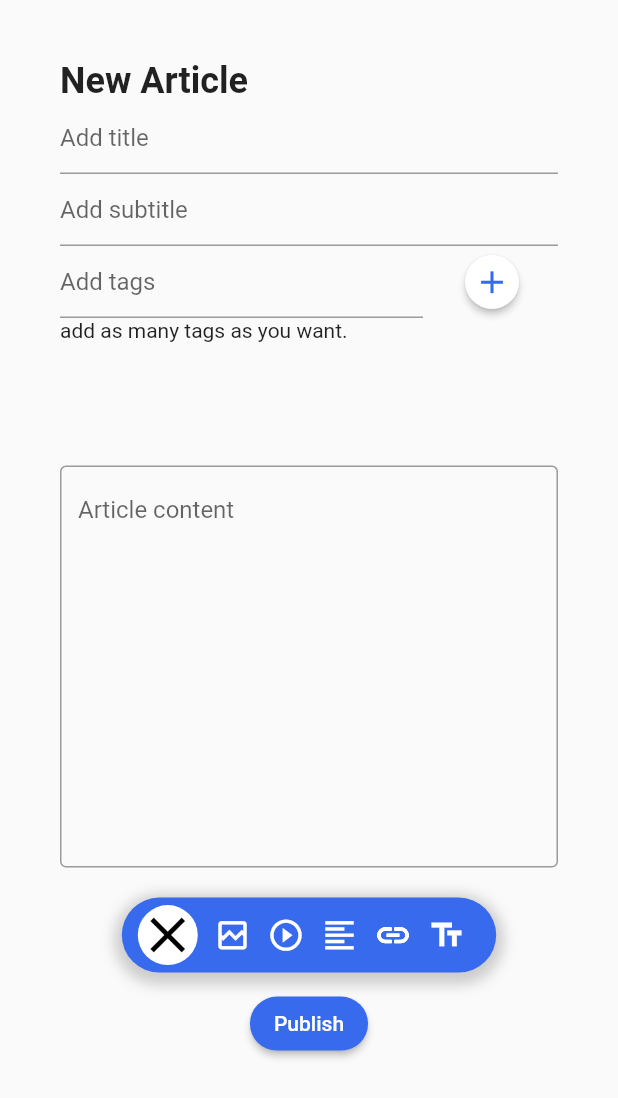
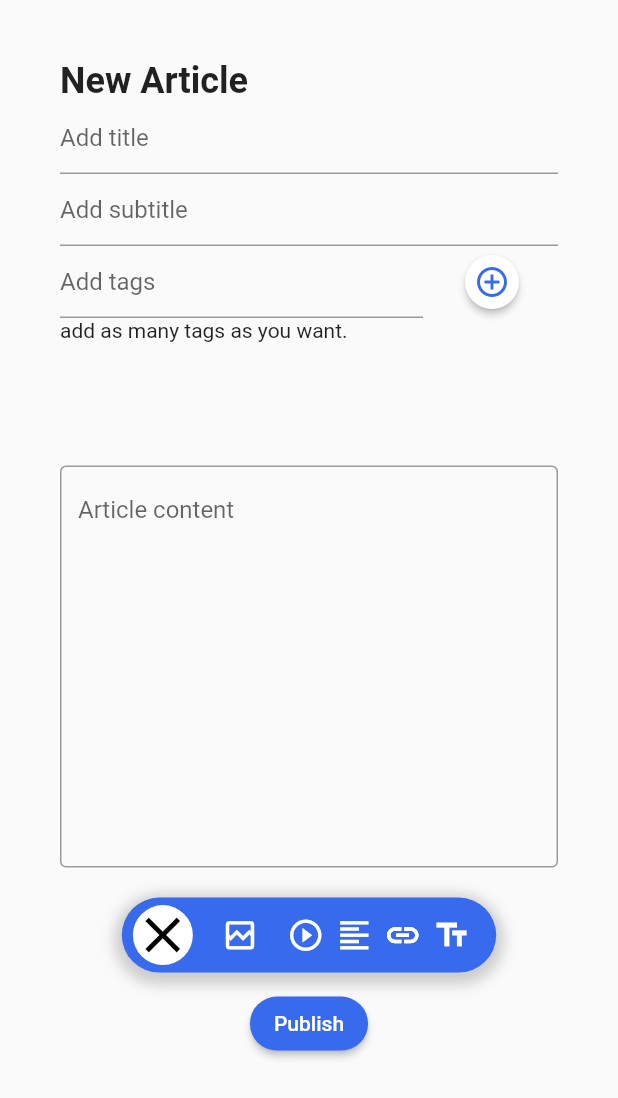
Before and after one commit to RealEskalate/Mobile-Practice, a Flutter app: the screen it shows after launch, on a phone screen of 412 x 824 dp. Shown: the top 1098 px of the screen. Run offline on Flutter 3.47's test engine with Material 2 defaults, Android fonts, the light colour scheme and no system bars; our stand-ins replace image_picker.

Commit message:
[mobile] added pick image feature

```diff
--- a/start_project_blog_g2/lib/screens/new_article.dart
+++ b/start_project_blog_g2/lib/screens/new_article.dart
@@ -1,4 +1,7 @@
+import 'dart:io';
+
 import 'package:flutter/material.dart';
+import 'package:image_picker/image_picker.dart';
 
 class NewArticlePage extends StatefulWidget {
   const NewArticlePage({Key? key, required this.title}) : super(key: key);
@@ -91,8 +94,8 @@ class _MyHomePageState extends State<NewArticlePage> {
                           elevation: 2.0,
                           fillColor: Colors.white,
                           hoverColor: Colors.black12,
-                          child: Icon(Icons.add,
-                              size: 25.0, color: Color(0xff376AED)),
+                          child: Icon(Icons.add_circle_outline_outlined,
+                              color: Color(0xff376AED)),
                           shape: const CircleBorder(),
                         ),
                       ],
@@ -147,8 +150,12 @@ class _MyHomePageState extends State<NewArticlePage> {
                               ),
                             ),
                             // add photo icon
-                            Container(
-                              child: Icon(
+                            IconButton(
+                              onPressed: (() {
+                                getImage();
+                                print("working");
+                              }),
+                              icon: Icon(
                                 Icons.broken_image_outlined,
                                 size: 25,
                                 color: Colors.white,
@@ -264,4 +271,16 @@ class _MyHomePageState extends State<NewArticlePage> {
       },
     );
   }
+
+  /// Get from gallery
+
+  final imagePicker = ImagePicker();
+  late File imageFile;
+
+  Future getImage() async {
+    var image = await imagePicker.getImage(source: ImageSource.gallery);
+    setState(() {
+      imageFile = File(image!.path);
+    });
+  }
 }
--- a/start_project_blog_g2/pubspec.yaml
+++ b/start_project_blog_g2/pubspec.yaml
@@ -38,6 +38,7 @@ dependencies:
   flutter_staggered_grid_view: ^0.6.1
   timeago: ^3.2.2
   skeleton_text: ^3.0.0
+  image_picker: ^0.8.5+3
 dev_dependencies:
   flutter_test:
     sdk: flutter
```
Also changed, not shown: 1 other file.
